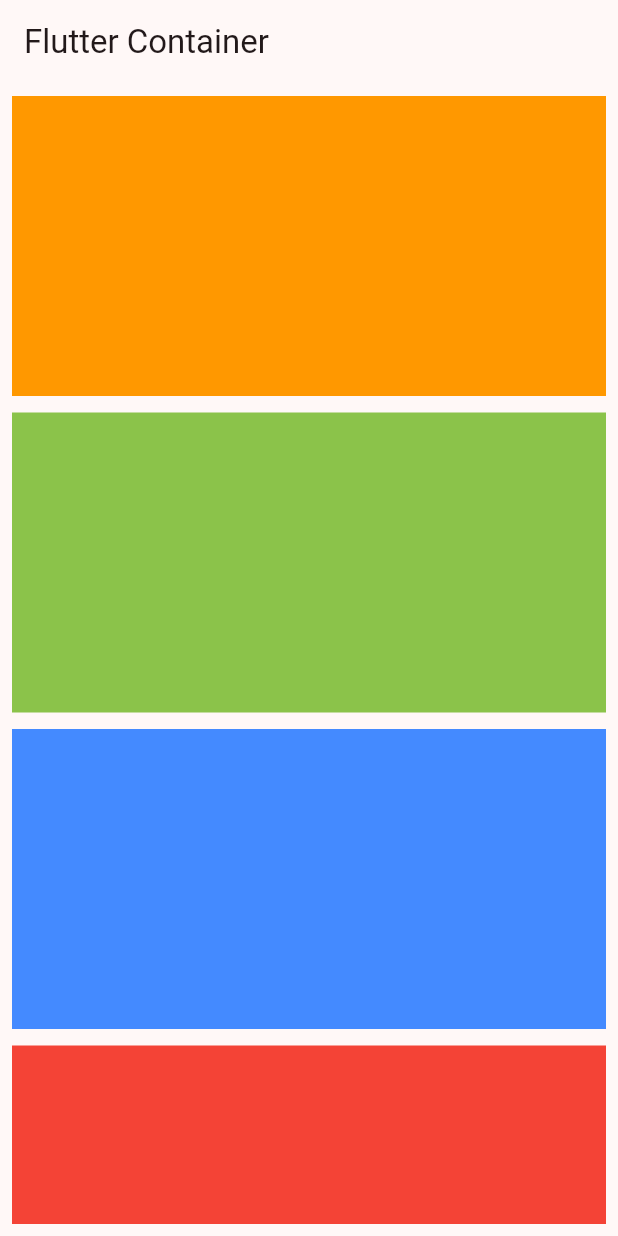
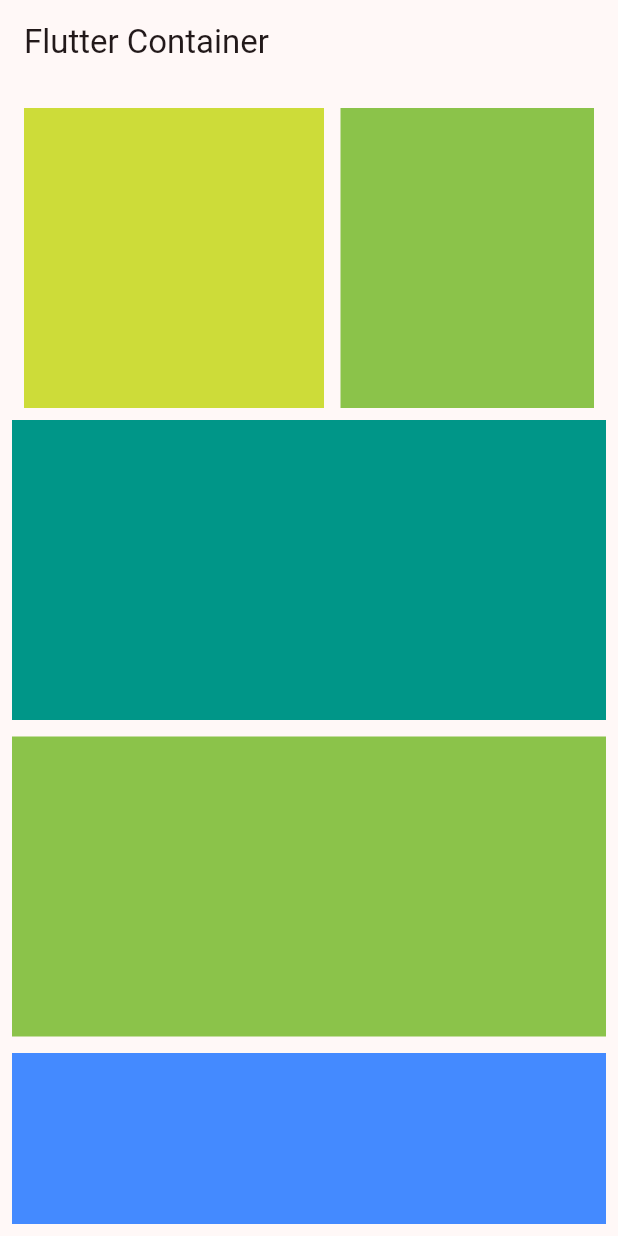
Before and after one commit to codebyAbhishekBharti/flutter_basics, a Flutter app: the screen it shows after launch, on a phone screen of 412 x 824 dp. Run offline on Flutter 3.47's test engine with Material 3 defaults, Android fonts, the phone set to English and light mode, and no system bars.

Commit message:
SingleChildScrollView Horizontol and Vertical

```diff
--- a/lib/main.dart
+++ b/lib/main.dart
@@ -171,11 +171,45 @@ class _MyHomePageState extends State<MyHomePage> {
         child: SingleChildScrollView(
           child: Column(
             children: [
+              Padding(
+                padding: const EdgeInsets.all(8.0),
+                child: SingleChildScrollView(
+                  scrollDirection: Axis.horizontal,
+                  child: Row(
+                    children: [
+                      Container(
+                        margin: EdgeInsets.only(right: 11),
+                        height: 200,
+                        width: 200,
+                        color: Colors.lime,
+                      ),
+                      Container(
+                        margin: EdgeInsets.only(right: 11),
+                        height: 200,
+                        width: 200,
+                        color: Colors.lightGreen,
+                      ),
+                      Container(
+                        margin: EdgeInsets.only(right: 11),
+                        height: 200,
+                        width: 200,
+                        color: Colors.blueAccent,
+                      ),
+                      Container(
+                        margin: EdgeInsets.only(right: 11),
+                        height: 200,
+                        width: 200,
+                        color: Colors.red,
+                      ),
+                    ],
+                  ),
+                ),
+              ),
               Container(
                 margin: EdgeInsets.only(bottom: 11),
                 height: 200,
                 // width: 200,
-                color: Colors.orange,
+                color: Colors.teal,
               ),
               Container(
                 margin: EdgeInsets.only(bottom: 11),
```
